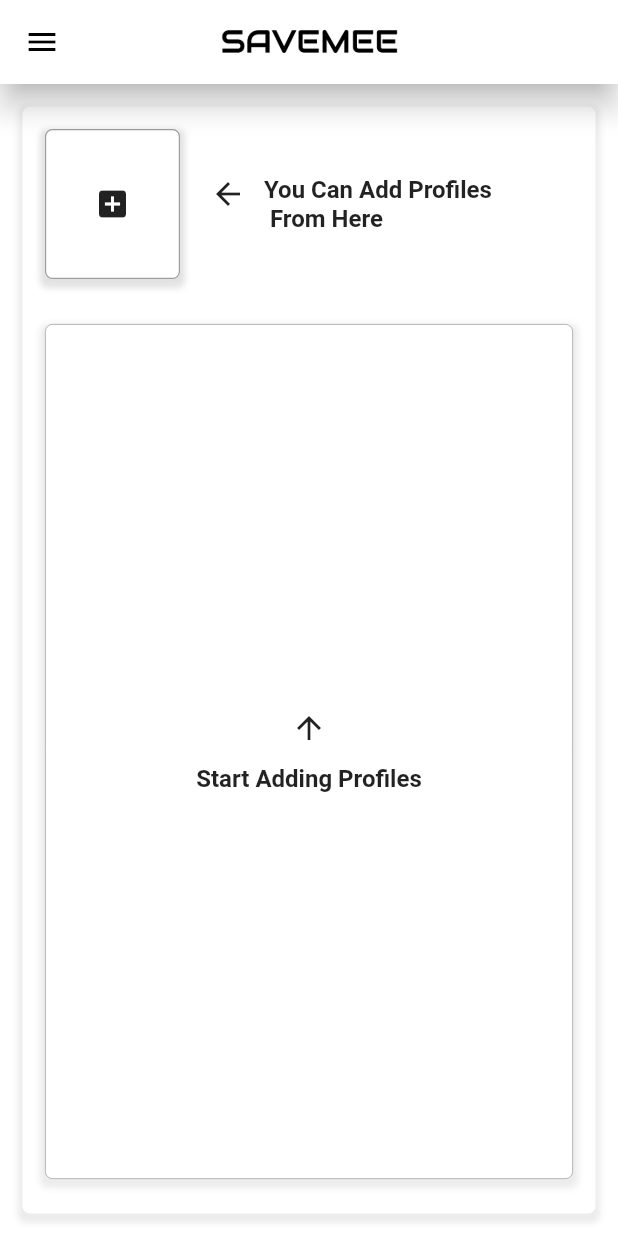
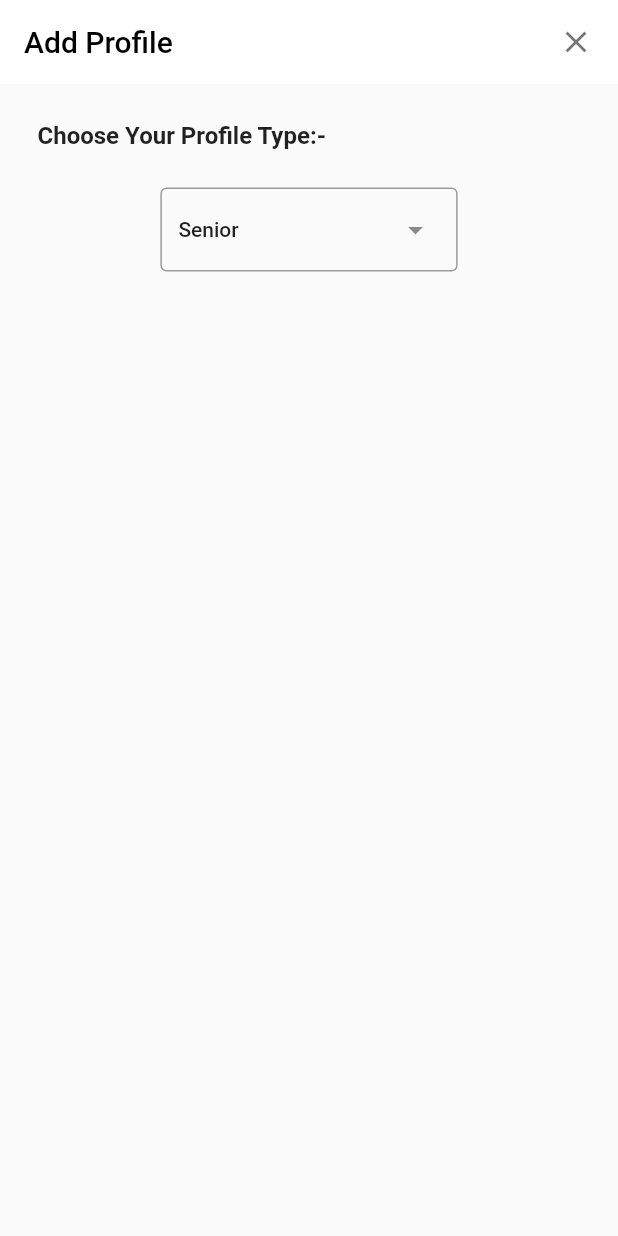
Before and after one commit to Tantawiiii/save_me, a Flutter app: the HomePage screen opened directly, after a tap on the "add box" icon, on a phone screen of 412 x 824 dp. Run offline on Flutter 3.47's test engine with Material 2 defaults, Android fonts, the phone set to English and light mode, and no system bars; our stand-ins replace animated_splash_screen, google_places_flutter, page_transition.

Commit message:
finish ui screen home

```diff
--- a/lib/constants/Strings.dart
+++ b/lib/constants/Strings.dart
@@ -53,7 +53,15 @@ class Strings{
 
   static const String txtBtnLogin = "Login";
 
-  static const String txtAddProfile = "You Can Add Profiles \n From Here";
+  static const String txtCanAddProfile = "You Can Add Profiles \n From Here";
   static const String txtStartAddProfile = "Start Adding Profiles";
+  static const String txtAddProfile = "Add Profile";
+
+  static const String txtItemHomeMenu = "Home";
+  static const String txtItemLogoutMenu = "LogOut";
+
+  static const String txtChooseProfile = "Choose Your Profile Type:- ";
+
+
 
 }
--- a/lib/main.dart
+++ b/lib/main.dart
@@ -1,6 +1,5 @@
 import 'package:flutter/material.dart';
-import 'package:save_me/src/features/home/screens/home_screen.dart';
-
+import 'package:save_me/src/features/authentication/screens/splashScreen.dart';
 
 void main() => runApp(const SaveMe());
 
@@ -11,7 +10,7 @@ class SaveMe extends StatelessWidget {
   Widget build(BuildContext context) {
     return const MaterialApp(
       debugShowCheckedModeBanner: false,
-        home:  HomePage(),
+        home:  SplashScreen(),
     );
   }
 }
--- a/lib/src/features/authentication/model/user_model.dart
+++ b/lib/src/features/authentication/model/user_model.dart
@@ -6,7 +6,7 @@ class User{
   late final String username;
   late final String email;
   late final String password;
-  late final String phonenumber;
+  late final String phoneNumber;
   late final String location;
 
   User({
@@ -14,7 +14,7 @@ class User{
     required this.username,
     required this.email,
     required this.password,
-    required this.phonenumber,
+    required this.phoneNumber,
     required this.location });
 
   //create a User object from a JSON map
@@ -24,7 +24,7 @@ class User{
         username: json['username'].toString(),
         email: json['email'].toString(),
         password: json['password'].toString(),
-        phonenumber: json['phoneNumber'].toString(),
+        phoneNumber: json['phoneNumber'].toString(),
         location: json['location'].toString(),
     );
   }
@@ -36,7 +36,7 @@ class User{
     data['username'] = username;
     data['email'] = email;
     data['password'] = password;
-    data['phoneNumber'] = phonenumber;
+    data['phoneNumber'] = phoneNumber;
     data['location'] = location;
     return data;
   }
--- a/lib/src/features/authentication/screens/register_screen.dart
+++ b/lib/src/features/authentication/screens/register_screen.dart
@@ -20,12 +20,13 @@ class _RegisterScreenState extends State<RegisterScreen> {
           title: Image.asset(
             'assets/images/logo_save_me.png',
             fit: BoxFit.cover,
-            height: 18,
-            width: 120,
+            height: 16,
+            width: 100,
           ),
           centerTitle: true,
           backgroundColor: Colors.white,
           elevation: 8,
+          iconTheme: const IconThemeData(color: Colors.black),
         ),
         body: const RegisterForm(),
       ),
--- a/lib/src/features/authentication/utils/validation.dart
+++ b/lib/src/features/authentication/utils/validation.dart
@@ -1,6 +1,6 @@
-
 
 import '../../../../constants/Strings.dart';
+
 
 class Validation {
 
--- a/lib/src/features/authentication/widget/register_form.dart
+++ b/lib/src/features/authentication/widget/register_form.dart
@@ -36,6 +36,7 @@ class _RegisterFormState extends State<RegisterForm> {
 
   @override
   Widget build(BuildContext context) {
+    // ignore: no_leading_underscores_for_local_identifiers
     Future<void> _registerUserFun() async {
       // to implement a register
       if (_formKey.currentState!.validate()) {
@@ -64,7 +65,7 @@ class _RegisterFormState extends State<RegisterForm> {
           username: _usernameController.text,
           email: _emailController.text,
           password: _passwordController.text,
-          phonenumber: _phoneNumController.text,
+          phoneNumber: _phoneNumController.text,
           location: _locationController.text,
         );
 
--- a/lib/src/features/home/screens/add_profile_screen.dart
+++ b/lib/src/features/home/screens/add_profile_screen.dart
@@ -0,0 +1,91 @@
+import 'package:flutter/material.dart';
+import 'package:save_me/constants/Strings.dart';
+
+// list for Selection menu
+const List<String> list = <String>[
+  'Senior',
+  'kid',
+  'Disabled Person',
+  'Pet',
+  'item'
+];
+
+class AddProfile extends StatefulWidget {
+  const AddProfile({super.key});
+
+  @override
+  State<AddProfile> createState() => _AddProfileState();
+}
+
+class _AddProfileState extends State<AddProfile> {
+  String selectMenuValue = list.first;
+
+  @override
+  Widget build(BuildContext context) {
+    return Scaffold(
+      appBar: AppBar(
+        title: const Text(
+          Strings.txtAddProfile,
+          style: TextStyle(
+            color: Colors.black,
+          ),
+        ),
+        backgroundColor: Colors.white,
+        elevation: 0,
+        automaticallyImplyLeading: false,
+        actions: [
+          IconButton(
+            icon: const Icon(
+              Icons.close,
+              color: Colors.black54,
+            ),
+            onPressed: () => Navigator.of(context).pop(),
+            padding: const EdgeInsets.only(right: 8),
+          ),
+        ],
+      ),
+      body: Container(
+        margin: const EdgeInsets.all(25.0),
+        child: Column(
+          crossAxisAlignment: CrossAxisAlignment.center,
+          children: [
+            Column(
+              children: [
+                   const Row(
+                      crossAxisAlignment: CrossAxisAlignment.start,
+                      children: <Widget>[
+                        Text(
+                          Strings.txtChooseProfile,
+                          style: TextStyle(
+                            fontSize: 16,
+                            // fontFamily: Settings.getFontFamilyCairo(),
+                            fontWeight: FontWeight.bold,
+                          ),
+                        ),
+                      ]),
+
+                const SizedBox(
+                  height: 25.0,
+                ),
+                DropdownMenu(
+                  initialSelection: list.first,
+                  onSelected: (String? value) {
+                    // This is called when the user selects an item.
+                    setState(() {
+                      selectMenuValue = value!;
+                    });
+                  },
+                  dropdownMenuEntries:
+                      list.map<DropdownMenuEntry<String>>((String value) {
+                    return DropdownMenuEntry<String>(
+                        value: value, label: value);
+                  }).toList(),
+                ),
+              ],
+            ),
+          ],
+        ),
+      ),
+    );
+  }
+}
--- a/lib/src/features/home/screens/home_screen.dart
+++ b/lib/src/features/home/screens/home_screen.dart
@@ -1,5 +1,6 @@
 import 'package:flutter/material.dart';
 import 'package:save_me/constants/Strings.dart';
+import 'package:save_me/src/features/home/screens/add_profile_screen.dart';
 
 class HomePage extends StatefulWidget {
   const HomePage({super.key});
@@ -47,7 +48,7 @@ class _HomePageState extends State<HomePage> {
                 color: Colors.indigo,
               ),
               title: const Text(
-                'Home',
+                Strings.txtItemHomeMenu,
                 style: TextStyle(
                   fontSize: 18,
                 ),
@@ -63,7 +64,7 @@ class _HomePageState extends State<HomePage> {
                 color: Colors.red,
               ),
               title: const Text(
-                'LogOut',
+                Strings.txtItemLogoutMenu,
                 style: TextStyle(
                   fontSize: 18,
                 ),
@@ -125,6 +126,11 @@ class _HomePageState extends State<HomePage> {
                     ),
                     onTap: () {
                       // Action to add Profile Card
+                      Navigator.push(
+                        context,
+                        MaterialPageRoute(
+                            builder: (context) =>   const AddProfile()),
+                      );
                       print("Tapped on Add Profile");
                     },
                   ),
@@ -137,7 +143,7 @@ class _HomePageState extends State<HomePage> {
                             width: 12.0,
                           ),
                           Text(
-                            Strings.txtAddProfile,
+                            Strings.txtCanAddProfile,
                             style: TextStyle(
                               fontSize: 16,
                               // fontFamily: Settings.getFontFamilyCairo(),
--- a/pubspec.yaml
+++ b/pubspec.yaml
@@ -19,11 +19,11 @@ dependencies:
 
   fluttertoast: ^8.2.2
   # network_info_plus: request
-  dio: ^4.0.4
   json_annotation: ^4.0.1
   google_places_flutter: ^2.0.6
   http: ^1.1.0
   shared_preferences: ^2.2.1
+  connectivity_plus: ^4.0.2
 
 dev_dependencies:
   flutter_test:
```
Also changed, not shown: lib/src/features/authentication/widget/login_form.dart (+26 -27 lines), pubspec.lock, 1 other file.
